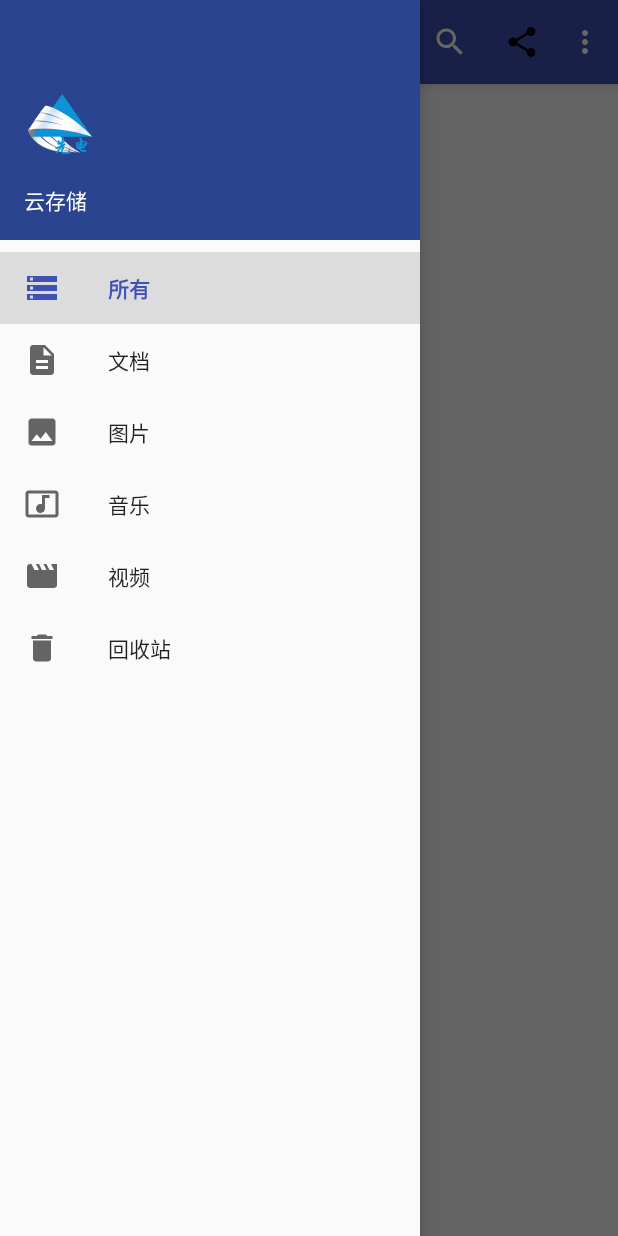
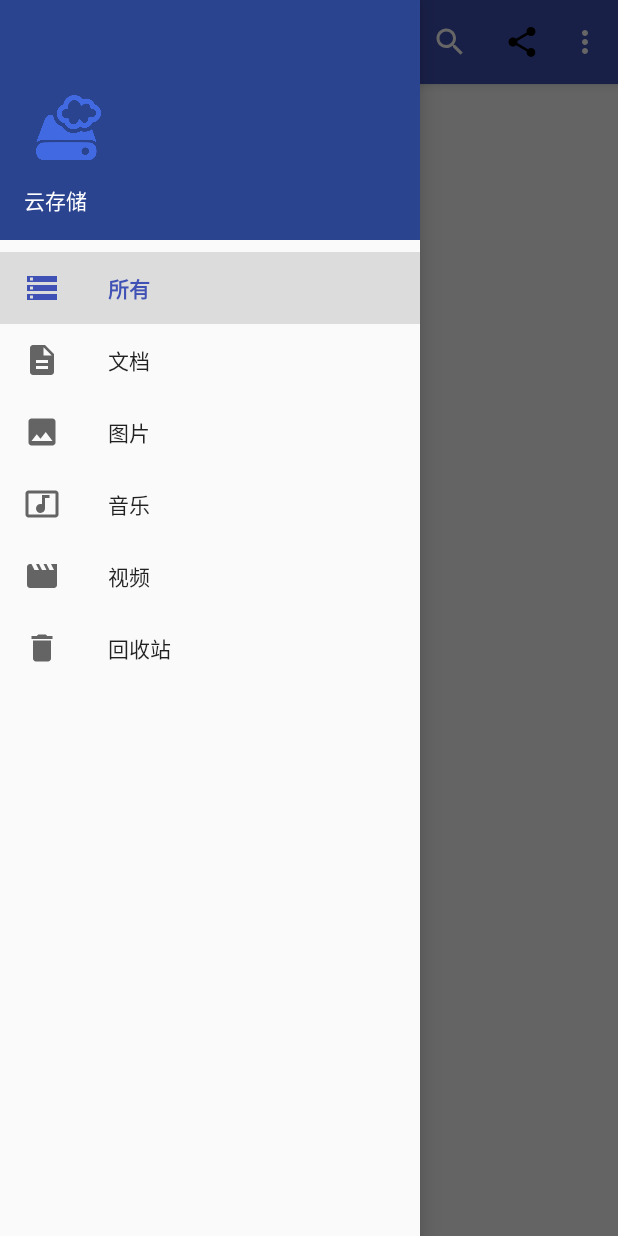
Before and after one commit to kuriaki-Nanami/CloudStorage_android, an Android app: the MainActivity screen opened directly, with no data from a screen before it, with the side drawer open, on a phone screen of 412 x 824 dp. Run offline under Robolectric (Android 15) with nearby library versions, the phone set to English and light mode, and no system bars.

Commit message:
更换图标

```diff
--- a/app/src/main/res/layout/nav_header_main.xml
+++ b/app/src/main/res/layout/nav_header_main.xml
@@ -11,12 +11,13 @@
     android:paddingRight="@dimen/activity_horizontal_margin"
     android:paddingTop="@dimen/activity_vertical_margin"
     android:theme="@style/ThemeOverlay.AppCompat.Dark">
+
     <ImageView
         android:id="@+id/imageView"
-        android:src="@mipmap/ic_xiandian"
-        android:layout_width="wrap_content"
-        android:layout_height="wrap_content"
-        android:paddingTop="@dimen/nav_header_vertical_spacing" />
+        android:layout_width="59dp"
+        android:layout_height="59dp"
+        android:paddingTop="@dimen/nav_header_vertical_spacing"
+        android:src="@mipmap/ic_xiandian" />
 
     <TextView
         android:layout_width="match_parent"
```
Also changed, not shown: app/src/main/res/mipmap-hdpi/ic_xiandian.png, app/src/main/res/mipmap-mdpi/ic_xiandian.png, app/src/main/res/mipmap-xhdpi/ic_xiandian.png, app/src/main/res/mipmap-xxhdpi/ic_xiandian.png, app/src/main/res/mipmap-xxxhdpi/ic_xiandian.png.
